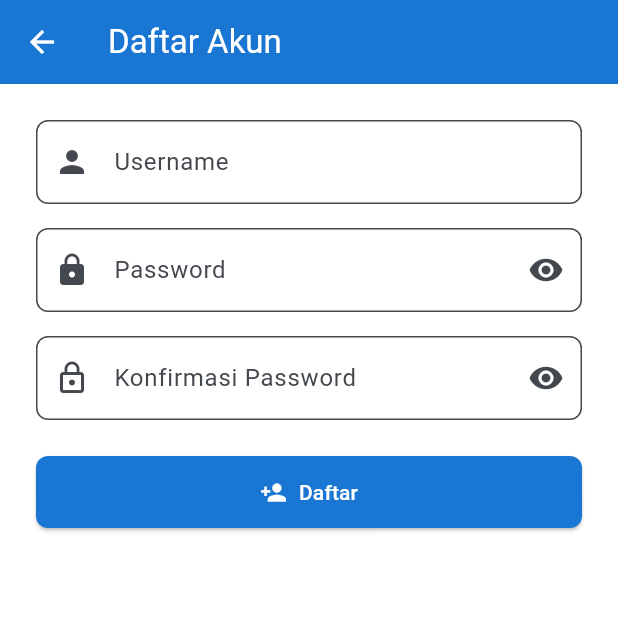
After one commit to Nathh-n/fundamental-flutter, a Flutter app: the screen it shows after launch, after a tap on "Daftar", on a phone screen of 412 x 824 dp, the top half of it. The commit adds this screen. Run offline on Flutter 3.47's test engine with Material 3 defaults, Android fonts, the phone set to English and light mode, and no system bars.

Commit message:
login dan registrasi

```diff
--- a/lib/features/auth/screens/login_screen.dart
+++ b/lib/features/auth/screens/login_screen.dart
@@ -1,5 +1,6 @@
 import 'package:flutter/material.dart';
 import '../../home/screens/home_screen.dart';
+import '../../auth/screens/register_screen.dart';
 
 class LoginScreen extends StatefulWidget {
   const LoginScreen({super.key});
@@ -56,6 +57,7 @@ class _LoginScreenState extends State<LoginScreen> {
                 mainAxisAlignment: MainAxisAlignment.center,
                 crossAxisAlignment: CrossAxisAlignment.stretch,
                 children: [
+                  const Icon(Icons.verified_user_sharp,size: 70, color: Colors.blue,),
                   const SizedBox(height: 16),
                   const Text(
                     'Product Catalog Dashboard',
@@ -105,6 +107,22 @@ class _LoginScreenState extends State<LoginScreen> {
                       ],
                     )
                   ),
+                  const SizedBox(height: 16,),
+                  Row(
+                    mainAxisAlignment: MainAxisAlignment.center,
+                    children: [
+                      const Text('Belum punya akun?'),
+                      TextButton(
+                        onPressed: () {
+                          Navigator.push(
+                            context,
+                            MaterialPageRoute(builder: (context) => const RegisterScreen()),
+                          );
+                        },
+                        child: const Text('Daftar'),
+                      ),
+                    ],
+                  ),
                 ],
               ),
             ),
--- /dev/null
+++ b/lib/features/auth/screens/register_screen.dart
@@ -0,0 +1,114 @@
+import 'package:flutter/material.dart';
+
+class RegisterScreen extends StatefulWidget {
+  const RegisterScreen({super.key});
+
+  @override
+  State<RegisterScreen> createState() => _RegisterScreenState();
+}
+
+class _RegisterScreenState extends State<RegisterScreen> {
+  final _formKey = GlobalKey<FormState>();
+  final _usernameController = TextEditingController();
+  final _passwordController = TextEditingController();
+  final _confirmPasswordController = TextEditingController();
+
+  bool _isPasswordVisible = false;
+  bool _isConfirmPasswordVisible = false;
+
+  @override
+  void dispose() {
+    _usernameController.dispose();
+    _passwordController.dispose();
+    _confirmPasswordController.dispose();
+    super.dispose();
+  }
+
+  void _register() {
+    if (!_formKey.currentState!.validate()) return;
+
+    ScaffoldMessenger.of(context).showSnackBar(
+      const SnackBar(content: Text('Registrasi berhasil, silakan login')),
+    );
+    Navigator.pop(context);
+  }
+
+  @override
+  Widget build(BuildContext context) {
+    return Scaffold(
+      appBar: AppBar(title: const Text('Daftar Akun')),
+      body: SafeArea(
+        child: SingleChildScrollView(
+          padding: const EdgeInsets.all(24),
+          child: Form(
+            key: _formKey,
+            child: Column(
+              crossAxisAlignment: CrossAxisAlignment.stretch,
+              children: [
+                TextFormField(
+                  controller: _usernameController,
+                  decoration: const InputDecoration(
+                    labelText: 'Username',
+                    prefixIcon: Icon(Icons.person),
+                  ),
+                  validator: (value) =>
+                      (value == null || value.isEmpty) ? 'Username wajib diisi' : null,
+                ),
+                const SizedBox(height: 16),
+                TextFormField(
+                  controller: _passwordController,
+                  obscureText: !_isPasswordVisible,
+                  decoration: InputDecoration(
+                    labelText: 'Password',
+                    prefixIcon: const Icon(Icons.lock),
+                    suffixIcon: IconButton(
+                      icon: Icon(_isPasswordVisible ? Icons.visibility_off : Icons.visibility),
+                      onPressed: () {
+                        setState(() {
+                          _isPasswordVisible = !_isPasswordVisible;
+                        });
+                      },
+                    ),
+                  ),
+                  validator: (value) {
+                    if (value == null || value.isEmpty) return 'Password wajib diisi';
+                    if (value.length < 6) return 'Password minimal 6 karakter';
+                    return null;
+                  },
+                ),
+                const SizedBox(height: 16),
+                TextFormField(
+                  controller: _confirmPasswordController,
+                  obscureText: !_isConfirmPasswordVisible,
+                  decoration: InputDecoration(
+                    labelText: 'Konfirmasi Password',
+                    prefixIcon: const Icon(Icons.lock_outline),
+                    suffixIcon: IconButton(
+                      icon: Icon(_isConfirmPasswordVisible ? Icons.visibility_off : Icons.visibility),
+                      onPressed: () {
+                        setState(() {
+                          _isConfirmPasswordVisible = !_isConfirmPasswordVisible;
+                        });
+                      },
+                    ),
+                  ),
+                  validator: (value) {
+                    if (value == null || value.isEmpty) return 'Konfirmasi password wajib diisi';
+                    if (value != _passwordController.text) return 'Password tidak cocok';
+                    return null;
+                  },
+                ),
+                const SizedBox(height: 24),
+                ElevatedButton.icon(
+                  onPressed: _register,
+                  icon: const Icon(Icons.person_add),
+                  label: const Text('Daftar'),
+                ),
+              ],
+            ),
+          ),
+        ),
+      ),
+    );
+  }
+}
```
